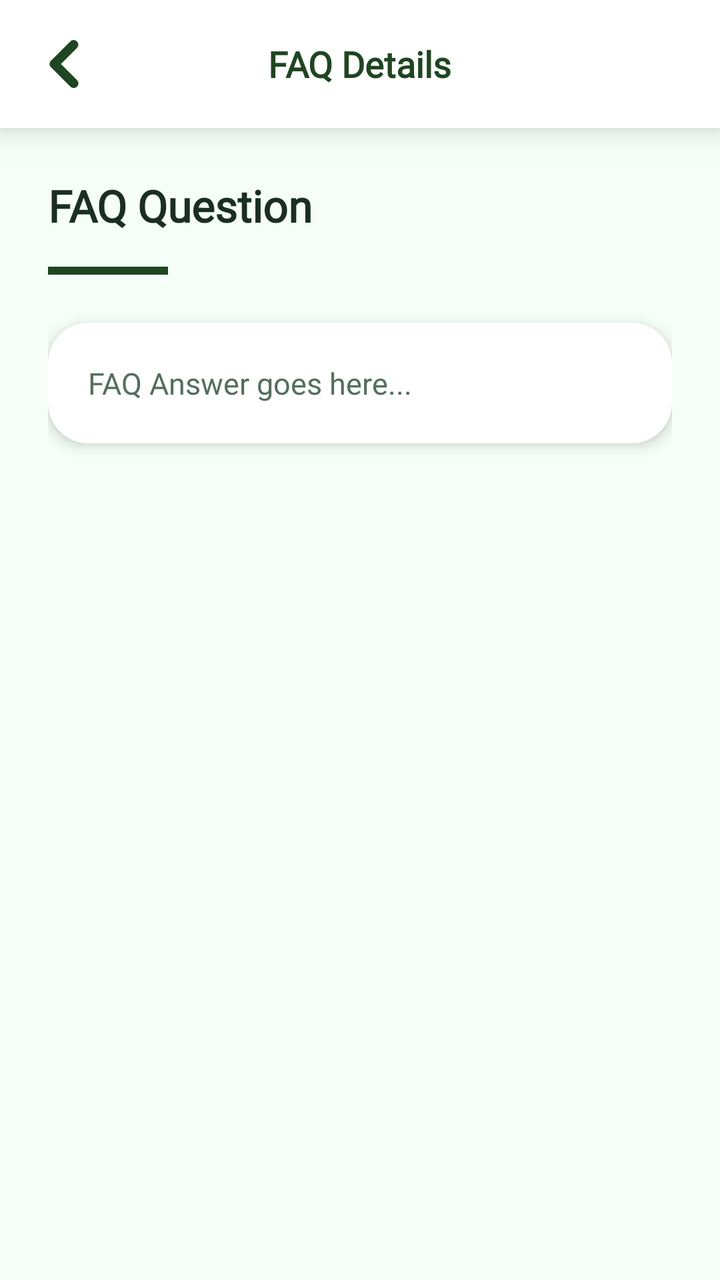
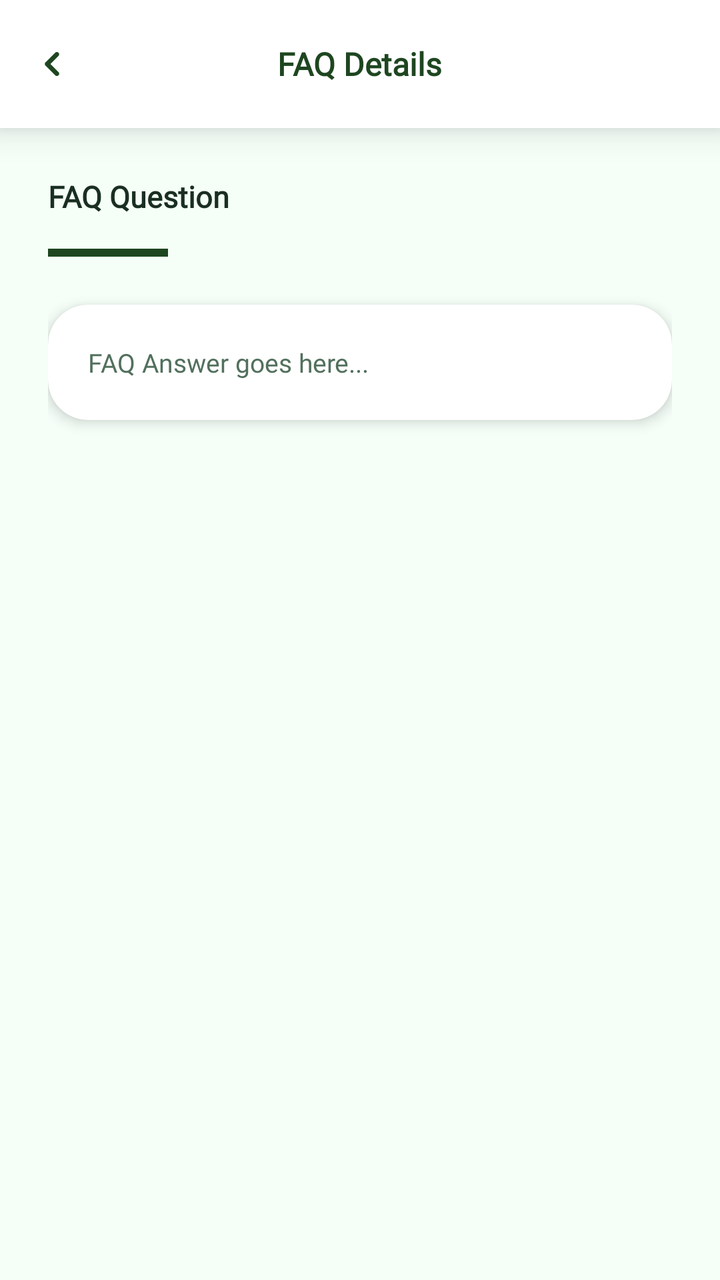

Two renders of the same Android screen: before a commit and after it. Below are the layout's source before the change and the commit's diff.
<!-- AndroidManifest.xml: application theme Theme.SmartGrow -->
<!-- res/layout/fragment_faq_detail.xml -->
<?xml version="1.0" encoding="utf-8"?>
<LinearLayout
    xmlns:android="http://schemas.android.com/apk/res/android"
    xmlns:app="http://schemas.android.com/apk/res-auto"
    xmlns:tools="http://schemas.android.com/tools"
    android:layout_width="match_parent"
    android:layout_height="match_parent"
    android:orientation="vertical"
    android:background="@color/app_background">

    
    <com.google.android.material.card.MaterialCardView
        android:layout_width="match_parent"
        android:layout_height="64dp"
        app:cardBackgroundColor="@color/card_background"
        app:cardElevation="10dp"
        app:cardCornerRadius="0dp"
        app:strokeWidth="0dp">

        <RelativeLayout
            android:layout_width="match_parent"
            android:layout_height="match_parent">

            
            <ImageView
                android:id="@+id/btn_back_faq"
                android:layout_width="48dp"
                android:layout_height="48dp"
                android:layout_alignParentStart="true"
                android:layout_centerVertical="true"
                android:layout_marginStart="8dp"
                android:background="?attr/selectableItemBackgroundBorderless"
                android:clickable="true"
                android:focusable="true"
                android:padding="12dp"
                android:src="@drawable/ic_back"
                app:tint="@color/primary_green"
                android:contentDescription="Go back" />

            
            <TextView
                android:id="@+id/tv_faq_header_title"
                android:layout_width="wrap_content"
                android:layout_height="wrap_content"
                android:layout_centerInParent="true"
                android:fontFamily="@font/inter_extrabold"
                android:text="FAQ Details"
                android:textColor="@color/primary_green"
                android:textSize="18sp"
                android:textStyle="bold" />

        </RelativeLayout>
    </com.google.android.material.card.MaterialCardView>

    
    <androidx.core.widget.NestedScrollView
        android:layout_width="match_parent"
        android:layout_height="match_parent"
        android:fillViewport="true"
        android:overScrollMode="never">

        <LinearLayout
            android:layout_width="match_parent"
            android:layout_height="wrap_content"
            android:orientation="vertical"
            android:paddingHorizontal="24dp"
            android:paddingTop="24dp"
            android:paddingBottom="40dp">

            
            <TextView
                android:id="@+id/tv_faq_title_detail"
                android:layout_width="match_parent"
                android:layout_height="wrap_content"
                android:layout_marginBottom="16dp"
                android:fontFamily="@font/inter_extrabold"
                android:text="FAQ Question"
                android:textColor="@color/text_primary"
                android:textSize="22sp"
                android:textStyle="bold"
                android:lineSpacingExtra="4dp" />

            
            <View
                android:layout_width="60dp"
                android:layout_height="4dp"
                android:layout_marginBottom="24dp"
                android:background="@color/primary_green" />

            
            <com.google.android.material.card.MaterialCardView
                android:layout_width="match_parent"
                android:layout_height="wrap_content"
                app:cardBackgroundColor="@color/card_background"
                app:cardCornerRadius="20dp"
                app:cardElevation="4dp"
                app:strokeWidth="0dp">

                <TextView
                    android:id="@+id/tv_faq_desc_detail"
                    android:layout_width="match_parent"
                    android:layout_height="wrap_content"
                    android:padding="20dp"
                    android:fontFamily="@font/inter_medium"
                    android:text="FAQ Answer goes here..."
                    android:textColor="@color/text_secondary"
                    android:textSize="15sp"
                    android:lineSpacingExtra="6dp" />

            </com.google.android.material.card.MaterialCardView>

        </LinearLayout>
    </androidx.core.widget.NestedScrollView>

</LinearLayout>
<!-- resources referenced by this layout -->
<resources>
  <color name="app_background">#F5FFF8</color>
  <color name="card_background">#FFFFFF</color>
  <color name="primary_green">#1e4620</color>
  <color name="text_primary">#1A2E22</color>
  <color name="text_secondary">#52705D</color>
  <!-- drawable ic_back (drawable) -->
  <vector xmlns:android="http://schemas.android.com/apk/res/android"
      android:width="512dp"
      android:height="512dp"
      android:viewportWidth="512"
      android:viewportHeight="512">
    <path
        android:pathData="M353.56,0.08C357.11,0.08 360.66,0.08 364.22,0.08C367.19,1.92 374.58,2.14 378.56,4.11C393.52,11.5 404.28,23.82 407.7,40.46C414.26,72.47 386.01,92.33 366.38,112.23C334.11,144.95 301.48,177.34 268.9,209.75C258.82,219.77 248.74,229.81 238.73,239.91C233.63,245.06 227.91,249.93 223.3,255.53C228.34,261.95 235.03,267.53 240.83,273.29C251.85,284.23 262.79,295.27 273.78,306.24C304.6,336.98 335.02,368.15 366.11,398.6C372.57,404.93 378.91,411.37 385.28,417.77C400.7,433.28 412.97,447.13 408.61,471.07C405.55,487.85 394.47,500.51 379.48,507.87C375.55,509.8 368.01,510.1 365.13,511.92C361.58,511.92 358.03,511.92 354.48,511.92C352.39,510.58 348.57,510.58 346.03,509.88C341.29,508.57 336.65,506.39 332.46,503.79C324.57,498.91 318.22,490.86 311.69,484.36C299.66,472.39 287.73,460.31 275.69,448.35C237.53,410.45 199.54,372.38 161.6,334.26C150.65,323.25 139.59,312.33 128.65,301.3C124.81,297.43 120.03,294.72 116.33,290.7C107.37,280.97 102.73,268.77 102.71,255.53C102.7,242.34 107.38,230.05 116.33,220.36C120.03,216.35 124.82,213.64 128.65,209.76C139.26,199.03 150,188.42 160.67,177.74C198.7,139.71 236.5,101.45 274.77,63.66C286.84,51.74 298.7,39.59 310.77,27.66C317.31,21.21 323.51,13.41 331.28,8.4C335.5,5.68 340.28,3.48 345.11,2.13C347.63,1.42 351.5,1.44 353.56,0.08Z"
        android:strokeLineJoin="round"
        android:strokeWidth="0.25"
        android:fillColor="#000000"
        android:fillType="evenOdd"
        android:strokeColor="#000000"/>
  </vector>
  <style name="Theme.SmartGrow" parent="Base.Theme.SmartGrow" />
  <style name="Base.Theme.SmartGrow" parent="Theme.Material3.DayNight.NoActionBar">
          <item name="android:windowBackground">@color/app_background</item>
          <item name="android:windowDisablePreview">true</item>
  
          
          <item name="android:statusBarColor">@color/app_background</item>
          <item name="android:windowLightStatusBar">true</item>
  
          
          <item name="android:navigationBarColor">@color/app_background</item>
          <item name="android:windowLightNavigationBar" ns0:targetApi="o_mr1">true</item>
  
          <item name="android:windowDrawsSystemBarBackgrounds">true</item>
          <item name="android:windowTranslucentStatus">false</item>
          <item name="android:windowTranslucentNavigation">false</item>
  
          
          <item name="popupMenuStyle">@style/ModernPopupMenuStyle</item>
      </style>
  <style name="ModernPopupMenuStyle" parent="Widget.Material3.PopupMenu">
          <item name="android:popupBackground">@android:color/white</item>
      </style>
</resources>

<!-- the commit's change to res/layout/fragment_faq_detail.xml (unified diff, before → after) -->
@@ -24,8 +24,8 @@
             
             <ImageView
                 android:id="@+id/btn_back_faq"
-                android:layout_width="48dp"
-                android:layout_height="48dp"
+                android:layout_width="36dp"
+                android:layout_height="36dp"
                 android:layout_alignParentStart="true"
                 android:layout_centerVertical="true"
                 android:layout_marginStart="8dp"
@@ -46,7 +46,7 @@
                 android:fontFamily="@font/inter_extrabold"
                 android:text="FAQ Details"
                 android:textColor="@color/primary_green"
-                android:textSize="18sp"
+                android:textSize="16sp"
                 android:textStyle="bold" />
 
         </RelativeLayout>
@@ -76,7 +76,7 @@
                 android:fontFamily="@font/inter_extrabold"
                 android:text="FAQ Question"
                 android:textColor="@color/text_primary"
-                android:textSize="22sp"
+                android:textSize="15sp"
                 android:textStyle="bold"
                 android:lineSpacingExtra="4dp" />
 
@@ -104,7 +104,7 @@
                     android:fontFamily="@font/inter_medium"
                     android:text="FAQ Answer goes here..."
                     android:textColor="@color/text_secondary"
-                    android:textSize="15sp"
+                    android:textSize="13sp"
                     android:lineSpacingExtra="6dp" />
 
             </com.google.android.material.card.MaterialCardView>
